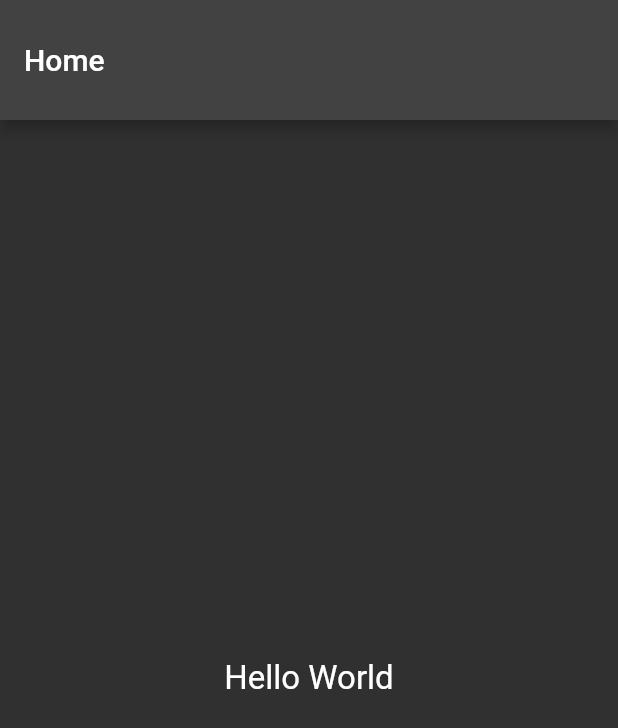
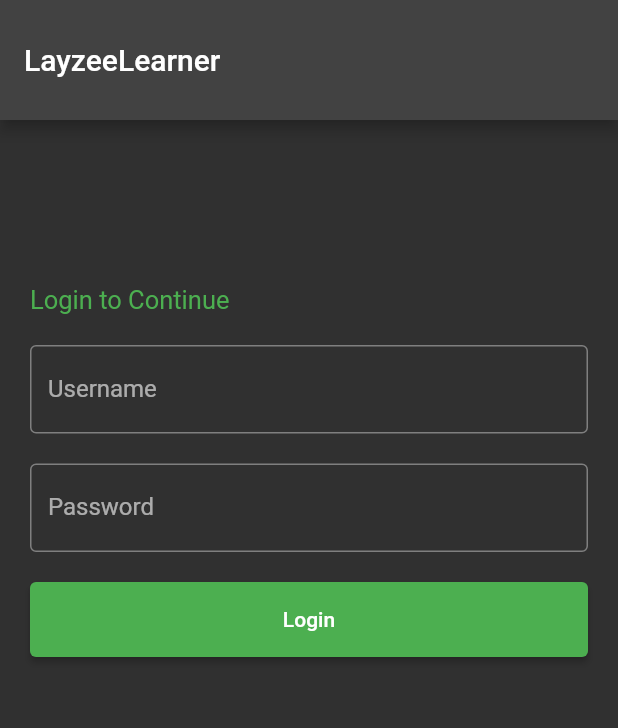
Before and after one commit to gurus20/layzeelearner-flutter, a Flutter app: the screen it shows after launch, on a phone screen of 412 x 824 dp. Shown: the top 728 px of the screen. Run offline on Flutter 3.47's test engine with Material 2 defaults, Android fonts, the phone set to English and light mode, and no system bars; drawn by our look-alikes of showcaseview; our stand-ins replace connectivity, splashscreen.

Commit message:
login Page

```diff
--- /dev/null
+++ b/lib/global.dart
@@ -0,0 +1,4 @@
+import 'package:flutter/material.dart';
+
+final GlobalKey<ScaffoldMessengerState> snackbarKey =
+    GlobalKey<ScaffoldMessengerState>();
--- a/lib/main.dart
+++ b/lib/main.dart
@@ -24,7 +24,161 @@ class MyApp extends StatelessWidget {
           brightness: Brightness.dark,
           secondaryHeaderColor: Colors.amber[400]
         ),
-        home: HomePage(),
+        home: LaunchScreen(),
+      ),
+    );
+  }
+}
+
+class LaunchScreen extends StatelessWidget {
+  @override
+  Widget build(BuildContext context) {
+    return Container(
+      child: SplashScreen(
+        // backgroundColor: Colors.amber[400],
+        loaderColor: Colors.green[500],
+        seconds: 2,
+        navigateAfterSeconds: AfterSplash(),
+        loadingText: Text("Welcome To LayzeeLearner", style: TextStyle(fontWeight: FontWeight.bold, color: Colors.green[500]),),
+      ),
+    );
+  }
+}
+
+class AfterSplash extends StatelessWidget {
+  @override
+  Widget build(BuildContext context) {
+    // after launchscreen loading check for internet connectivity
+    return MaterialApp(
+      title: 'Custom Invoicing',
+      debugShowCheckedModeBanner: false,
+      theme: ThemeData(
+          brightness: Brightness.dark,
+          primaryColor: Colors.green[500],
+          primaryColorBrightness: Brightness.dark,
+          scaffoldBackgroundColor: Colors.grey[850],
+          accentColor: Colors.blue[500],
+          accentColorBrightness: Brightness.dark,
+        ),
+      home: ConnCheck(),
+    );
+  }
+}
+
+class ConnCheck extends StatelessWidget {
+  @override
+  Widget build(BuildContext context) {
+    ConnectivityResult conn =Provider.of<ConnectivityResult>(context);
+
+    if (conn != null && conn.index != 2){
+      return ShowCaseWidget(builder: Builder(builder: (context) => LoginPage()));
+    }
+    else {
+      return NoConnection();
+    }
+  }
+}
+
+class LoginPage extends StatefulWidget {
+  @override
+  State<LoginPage> createState() => _LoginPageState();
+}
+
+class _LoginPageState extends State<LoginPage> {
+  TextEditingController nameController = TextEditingController();
+  TextEditingController passwordController = TextEditingController();
+
+  @override
+  Widget build(BuildContext context) {
+    return MaterialApp(
+      theme: ThemeData(
+        brightness: Brightness.dark,
+        primaryColor: Colors.green[500],
+        primaryColorBrightness: Brightness.dark,
+        scaffoldBackgroundColor: Colors.grey[850],
+        accentColor: Colors.blue[50],
+        accentColorBrightness: Brightness.dark,
+      ),
+      title: 'login',
+      home: Scaffold(
+        appBar: AppBar(
+          title: Text('LayzeeLearner'),
+          toolbarHeight: 80.0,
+          ),
+        body: Center(
+          child : Padding(
+            padding: const EdgeInsets.all(10),
+            child: ListView(
+              children: [
+                Container(
+                  padding: const EdgeInsets.fromLTRB(10, 100, 10, 10),
+                  child: Text(
+                    'Login to Continue',
+                    style: TextStyle(
+                      color: Colors.green[500],
+                      fontSize: 17
+                    ),
+                  ),
+                ),
+
+                Container(
+                  padding: const EdgeInsets.all(10),
+                  child: TextField(
+                    controller: nameController,
+                    decoration: InputDecoration(
+                      border: OutlineInputBorder(),
+                      labelText: 'Username'
+                    ),
+                  ),
+                ),
+
+                Container(
+                  padding: const EdgeInsets.fromLTRB(10, 10, 10, 20),
+                  child: TextField(
+                    obscureText: true,
+                    controller: passwordController,
+                    decoration: InputDecoration(
+                      border: OutlineInputBorder(),
+                      labelText: 'Password'
+                    ),
+                  ),
+                ),
+
+                // TextButton(onPressed: (){
+                //   // Forgot Password Screen
+                //   },
+                //   child: Text('Forgot Password?',),
+                // ),
+
+                Container(
+                  height: 50,
+                  padding: EdgeInsets.fromLTRB(10, 0, 10, 0),
+                  child: ElevatedButton(
+                    child: Text('Login'),
+                    onPressed: () {
+                      if (nameController.text == 'guru' && passwordController.text == 'hello'){
+                        print('success');
+                        Navigator.push(
+                          context,
+                          MaterialPageRoute(builder: (context) => HomePage()),
+                        );
+                      }
+                      else {
+                        print('failure');
+                      }
+
+                      // print(nameController.text);
+                      // print(passwordController.text);
+                    },
+                    style: ElevatedButton.styleFrom(
+                      primary: Colors.green[500],
+                    ),
+                  ),
+                ),
+              ],
+            ),
+          ),
+        ),
       ),
     );
   }
@@ -33,24 +187,9 @@ class MyApp extends StatelessWidget {
 class HomePage extends StatelessWidget {
   @override
   Widget build(BuildContext context) {
-    return Container(
-      child: SplashScreen(
-        // backgroundColor: Colors.amber[400],
-        loaderColor: Colors.amber[400],
-        seconds: 5,
-        navigateAfterSeconds: AfterSplash(),
-        loadingText: Text("Welcome To LayzeeLearner", style: TextStyle(fontWeight: FontWeight.bold, color: Colors.amber[400]),),
-      ),
-    );
-  }
-}
-
-class AfterSplash extends StatelessWidget {
-  @override
-  Widget build(BuildContext context) {
     return Scaffold(
       appBar: AppBar(
-        title: Text("Home"),
+        title: Text("LayzeeLearner"),
         toolbarHeight: 80.0,
       ),
       body: Container(
@@ -62,17 +201,19 @@ class AfterSplash extends StatelessWidget {
   }
 }
 
-class ConnCheck extends StatelessWidget {
+class NoConnection extends StatelessWidget {
   @override
   Widget build(BuildContext context) {
-    ConnectivityResult conn =Provider.of<ConnectivityResult>(context);
-
-    if (conn != null){
-      return ShowCaseWidget(builder: Builder(builder: (context) => AfterS()),)
-    }
-
-    return Container(
-
+    return Scaffold(
+      appBar: AppBar(
+        title: Text("LayzeeLearner"),
+        toolbarHeight: 80.0,
+      ),
+      body: Container(
+        child: Center(
+          child: Text("No Connection", style: TextStyle(fontSize: 22.0),),
+        ),
+      ),
     );
   }
 }
```
